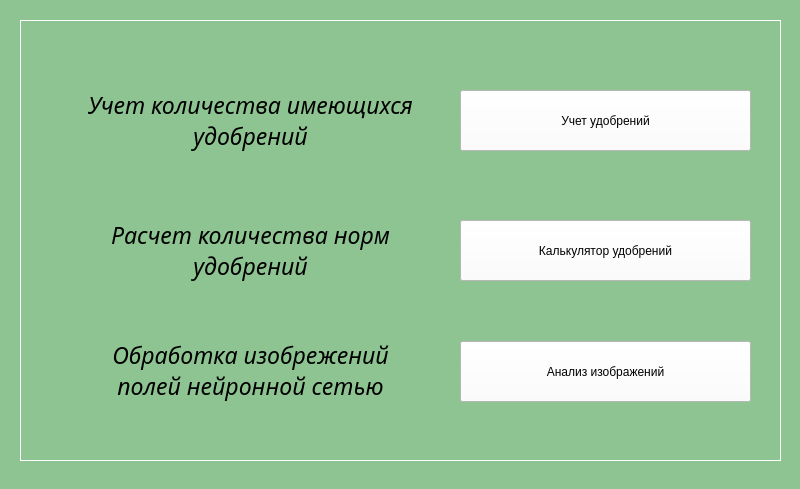
Before: the Qt Designer form StartWindow.ui in semyongr/AgroCalculatorDiplom, drawn with Qt 5.
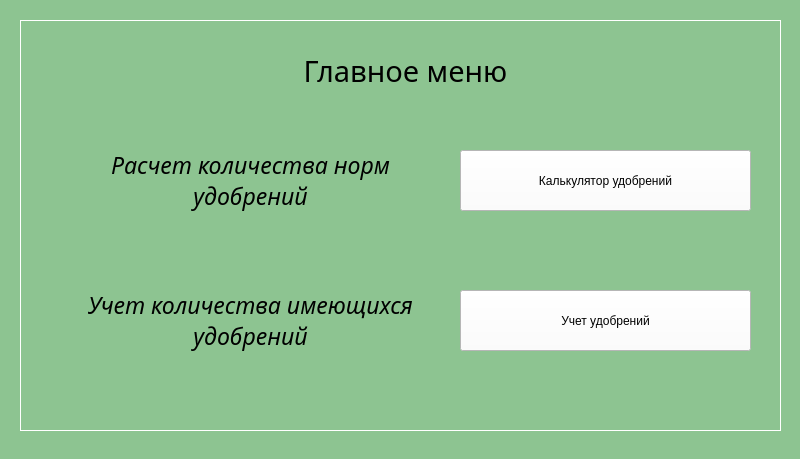
After: the same form once the commit is applied.

Diff of the .ui file:
```diff
--- a/StartWindow.ui
+++ b/StartWindow.ui
@@ -7,7 +7,7 @@
     <x>0</x>
     <y>0</y>
     <width>800</width>
-    <height>489</height>
+    <height>459</height>
    </rect>
   </property>
   <property name="sizePolicy">
@@ -19,13 +19,13 @@
   <property name="minimumSize">
    <size>
     <width>800</width>
-    <height>489</height>
+    <height>459</height>
    </size>
   </property>
   <property name="maximumSize">
    <size>
     <width>800</width>
-    <height>489</height>
+    <height>459</height>
    </size>
   </property>
   <property name="windowTitle">
@@ -41,7 +41,7 @@
       <x>20</x>
       <y>20</y>
       <width>761</width>
-      <height>441</height>
+      <height>411</height>
      </rect>
     </property>
     <property name="styleSheet">
@@ -57,11 +57,17 @@
      <property name="geometry">
       <rect>
        <x>60</x>
-       <y>60</y>
+       <y>260</y>
        <width>341</width>
        <height>81</height>
       </rect>
      </property>
+     <property name="minimumSize">
+      <size>
+       <width>0</width>
+       <height>16</height>
+      </size>
+     </property>
      <property name="font">
       <font>
        <family>Book Antiqua</family>
@@ -88,7 +94,7 @@
      <property name="geometry">
       <rect>
        <x>440</x>
-       <y>70</y>
+       <y>270</y>
        <width>291</width>
        <height>61</height>
       </rect>
@@ -112,7 +118,7 @@
      <property name="geometry">
       <rect>
        <x>440</x>
-       <y>200</y>
+       <y>130</y>
        <width>291</width>
        <height>61</height>
       </rect>
@@ -136,7 +142,7 @@
      <property name="geometry">
       <rect>
        <x>60</x>
-       <y>190</y>
+       <y>120</y>
        <width>341</width>
        <height>81</height>
       </rect>
@@ -166,56 +172,26 @@
     <widget class="QLabel" name="analyz_lbl">
      <property name="geometry">
       <rect>
-       <x>60</x>
-       <y>310</y>
-       <width>341</width>
+       <x>120</x>
+       <y>10</y>
+       <width>531</width>
        <height>81</height>
       </rect>
      </property>
      <property name="font">
       <font>
        <family>Book Antiqua</family>
-       <pointsize>17</pointsize>
-       <weight>50</weight>
-       <italic>true</italic>
-       <bold>false</bold>
+       <pointsize>22</pointsize>
       </font>
      </property>
      <property name="styleSheet">
       <string notr="true">color: rgb(0, 0, 0);</string>
      </property>
      <property name="text">
-      <string>Обработка изобрежений полей нейронной сетью</string>
+      <string>Главное меню</string>
      </property>
      <property name="alignment">
       <set>Qt::AlignCenter</set>
-     </property>
-     <property name="wordWrap">
-      <bool>true</bool>
-     </property>
-    </widget>
-    <widget class="QPushButton" name="analyz_btn">
-     <property name="geometry">
-      <rect>
-       <x>440</x>
-       <y>321</y>
-       <width>291</width>
-       <height>61</height>
-      </rect>
-     </property>
-     <property name="styleSheet">
-      <string notr="true">background-color: rgb(255, 255, 255);
-color: rgb(0, 0, 0);
-font: 14pt &quot;Book Antiqua&quot;;</string>
-     </property>
-     <property name="text">
-      <string>Анализ изображений</string>
-     </property>
-     <property name="checkable">
-      <bool>false</bool>
-     </property>
-     <property name="autoRepeatDelay">
-      <number>300</number>
      </property>
     </widget>
    </widget>
```
Left out of the diff: 2 changed lines with no effect on the pictures.
